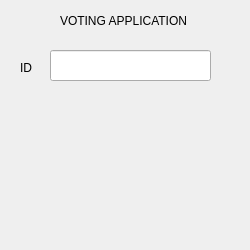
This is gui.ui in mara315/Final-Project-1 as Qt 5 draws it before an edit. The edited form follows.
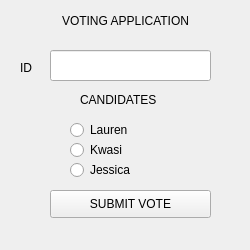
This is the edited form.

The edit to the form file:
```diff
--- a/gui.ui
+++ b/gui.ui
@@ -32,7 +32,7 @@
   <widget class="QLabel" name="lblTitle">
    <property name="geometry">
     <rect>
-     <x>60</x>
+     <x>62</x>
      <y>0</y>
      <width>141</width>
      <height>41</height>
@@ -55,6 +55,84 @@
     <string>ID</string>
    </property>
   </widget>
+  <widget class="QLabel" name="lblCandidates">
+   <property name="geometry">
+    <rect>
+     <x>80</x>
+     <y>90</y>
+     <width>101</width>
+     <height>20</height>
+    </rect>
+   </property>
+   <property name="text">
+    <string>CANDIDATES</string>
+   </property>
+  </widget>
+  <widget class="QRadioButton" name="radLauren">
+   <property name="geometry">
+    <rect>
+     <x>70</x>
+     <y>120</y>
+     <width>95</width>
+     <height>20</height>
+    </rect>
+   </property>
+   <property name="text">
+    <string>Lauren</string>
+   </property>
+  </widget>
+  <widget class="QRadioButton" name="radKwasi">
+   <property name="geometry">
+    <rect>
+     <x>70</x>
+     <y>140</y>
+     <width>95</width>
+     <height>20</height>
+    </rect>
+   </property>
+   <property name="text">
+    <string>Kwasi</string>
+   </property>
+  </widget>
+  <widget class="QRadioButton" name="radJessica">
+   <property name="geometry">
+    <rect>
+     <x>70</x>
+     <y>160</y>
+     <width>95</width>
+     <height>20</height>
+    </rect>
+   </property>
+   <property name="text">
+    <string>Jessica</string>
+   </property>
+  </widget>
+  <widget class="QPushButton" name="btnSubmit">
+   <property name="geometry">
+    <rect>
+     <x>50</x>
+     <y>190</y>
+     <width>161</width>
+     <height>28</height>
+    </rect>
+   </property>
+   <property name="text">
+    <string>SUBMIT VOTE</string>
+   </property>
+  </widget>
+  <widget class="QLabel" name="lblMessage">
+   <property name="geometry">
+    <rect>
+     <x>100</x>
+     <y>220</y>
+     <width>55</width>
+     <height>16</height>
+    </rect>
+   </property>
+   <property name="text">
+    <string/>
+   </property>
+  </widget>
  </widget>
  <resources/>
  <connections/>
```
